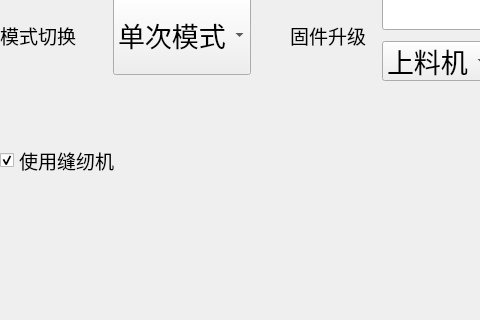
The window that ui/developer_widget.ui (Mrjiong-ff/syt_hmi) describes before a commit, drawn with Qt 5; both pictures show x 333 to 813 and y 134 to 454 of the 1221 by 736 pixel window.
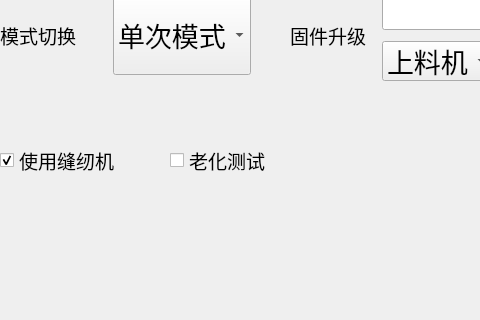
The same window after the commit. The open tabs and pages were chosen to show the change. Custom widgets are drawn as their Qt base class.

Commit message: feat:增加老化测试选项

What changed in the file:
```diff
--- a/ui/developer_widget.ui
+++ b/ui/developer_widget.ui
@@ -4015,6 +4015,27 @@
           <bool>true</bool>
          </property>
         </widget>
+        <widget class="QCheckBox" name="pressure_test_check_box">
+         <property name="geometry">
+          <rect>
+           <x>210</x>
+           <y>180</y>
+           <width>141</width>
+           <height>51</height>
+          </rect>
+         </property>
+         <property name="font">
+          <font>
+           <pointsize>14</pointsize>
+          </font>
+         </property>
+         <property name="text">
+          <string>老化测试</string>
+         </property>
+         <property name="checked">
+          <bool>false</bool>
+         </property>
+        </widget>
        </widget>
       </widget>
      </item>
```
The commit also changes 3 other files.
